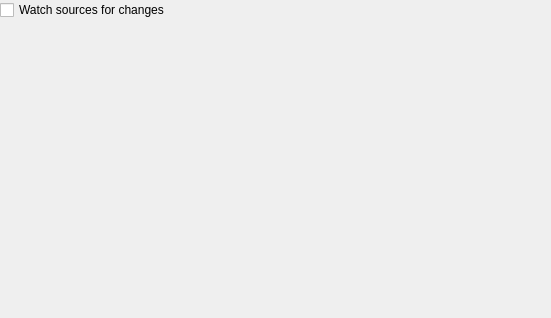
First picture: the form in python/src/configwidget.ui, repository albertlauncher/plugins, before the edit.
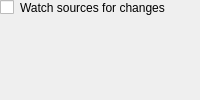
Second picture: the form after the edit.

Diff of the .ui file:
```diff
--- a/python/src/configwidget.ui
+++ b/python/src/configwidget.ui
@@ -2,15 +2,7 @@
 <ui version="4.0">
  <class>ConfigWidget</class>
  <widget class="QWidget" name="ConfigWidget">
-  <property name="geometry">
-   <rect>
-    <x>0</x>
-    <y>0</y>
-    <width>551</width>
-    <height>318</height>
-   </rect>
-  </property>
-  <layout class="QVBoxLayout" name="verticalLayout_2">
+  <layout class="QFormLayout" name="formLayout">
    <property name="leftMargin">
     <number>0</number>
    </property>
@@ -23,25 +15,19 @@
    <property name="bottomMargin">
     <number>0</number>
    </property>
-   <item>
+   <item row="0" column="0">
     <widget class="QCheckBox" name="checkBox_watchSources">
      <property name="text">
-      <string>Watch sources for changes</string>
+      <string/>
      </property>
     </widget>
    </item>
-   <item>
-    <spacer name="verticalSpacer">
-     <property name="orientation">
-      <enum>Qt::Vertical</enum>
+   <item row="0" column="1">
+    <widget class="QLabel" name="label">
+     <property name="text">
+      <string>Watch sources for changes</string>
      </property>
-     <property name="sizeHint" stdset="0">
-      <size>
-       <width>20</width>
-       <height>40</height>
-      </size>
-     </property>
-    </spacer>
+    </widget>
    </item>
   </layout>
  </widget>
```
